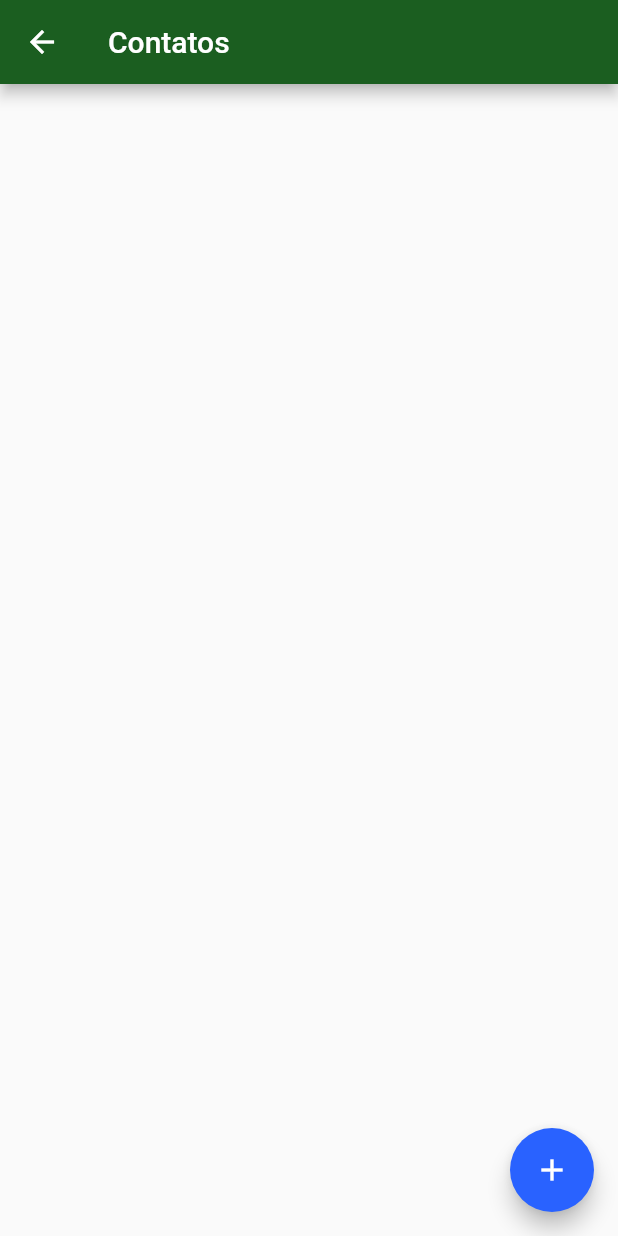
After one commit to lucas170198/bytebank, a Flutter app: the screen it shows after launch, after a tap on "Contatos", on a phone screen of 412 x 824 dp. The commit adds this screen. Run offline on Flutter 3.47's test engine with Material 2 defaults, Android fonts, the phone set to English and light mode, and no system bars.

Commit message:
Implementando o fluxo no dashboard

```diff
--- /dev/null
+++ b/lib/components/app_lista.dart
@@ -0,0 +1,55 @@
+import 'package:bytebank/screens/transferencias/formuario.dart';
+import 'package:flutter/material.dart';
+
+class AppLista<T> extends StatefulWidget {
+  final String appBarText;
+  final Item<T> itemWidget;
+  final Widget formularioWidget;
+  final List<T> _items = new List();
+
+  AppLista({this.appBarText, this.itemWidget, this.formularioWidget});
+  @override
+  State<StatefulWidget> createState() {
+    return new AppListaState<T>();
+  }
+}
+
+class AppListaState<T> extends State<AppLista> {
+  @override
+  Widget build(BuildContext context) {
+    return Scaffold(
+      appBar: AppBar(
+        title: Text(widget.appBarText),
+      ),
+      body: ListView.builder(
+        itemCount: widget._items.length,
+        itemBuilder: (context, index) {
+          final item = widget._items[index];
+          return widget.itemWidget.itemCard(item);
+        },
+      ),
+      floatingActionButton: FloatingActionButton(
+        child: Icon(Icons.add),
+        onPressed: () {
+          Navigator.push(
+            context,
+            MaterialPageRoute(builder: (context) {
+              return widget.formularioWidget;
+            }),
+          ).then((item) => _atualiza(item));
+        },
+      ),
+    );
+  }
+  void _atualiza(T item) {
+    setState(() {
+      if (item != null) {
+        widget._items.add(item);
+      }
+    });
+  }
+}
+
+abstract class Item<T>{
+  StatelessWidget itemCard(T entity);
+}
--- /dev/null
+++ b/lib/models/contatos.dart
@@ -0,0 +1,7 @@
+class Contato{
+  final String nome;
+  final String conta;
+
+  Contato(this.nome, this.conta);
+
+}
--- /dev/null
+++ b/lib/screens/contatos/lista.dart
@@ -0,0 +1,28 @@
+import 'package:bytebank/components/app_lista.dart';
+import 'package:bytebank/models/contatos.dart';
+import 'package:flutter/material.dart';
+
+const String _appBarText = 'Contatos';
+
+class ListaContatos extends StatelessWidget {
+  @override
+  Widget build(BuildContext context) {
+    return AppLista(
+      appBarText: _appBarText,
+      itemWidget: ItemContato(),
+    );
+  }
+}
+
+class ItemContato implements Item<Contato> {
+  @override
+  StatelessWidget itemCard(entity) {
+    return Card(
+      child: ListTile(
+        title: Text(entity.nome),
+        subtitle: Text(entity.conta),
+      ),
+    );
+    ;
+  }
+}
--- a/lib/screens/dashboard.dart
+++ b/lib/screens/dashboard.dart
@@ -1,4 +1,7 @@
+import 'package:bytebank/screens/contatos/lista.dart';
 import 'package:flutter/material.dart';
+
+import 'transferencias/lista.dart';
 
 const String _appBarText = 'Dashboard';
 
@@ -33,8 +36,8 @@ class DashboardBotoes extends StatelessWidget {
   Widget build(BuildContext context) {
     return Row(
       children: <Widget>[
-        FeatureBotao('Contatos', Icons.people),
-        FeatureBotao('Transferêcias', Icons.attach_money)
+        FeatureBotao('Contatos', Icons.people, ListaContatos()),
+        FeatureBotao('Transferêcias', Icons.attach_money, ListaTransferencias())
       ],
     );
   }
@@ -43,18 +46,26 @@ class DashboardBotoes extends StatelessWidget {
 class FeatureBotao extends StatelessWidget {
   final String _text;
   final IconData _icon;
+  final StatelessWidget _targetWidget;
 
-  const FeatureBotao(this._text, this._icon);
+  const FeatureBotao(this._text, this._icon, this._targetWidget);
 
   @override
   Widget build(BuildContext context) {
     return Padding(
       padding: const EdgeInsets.all(_paddingSize),
+      child: Material(
+        color: Theme.of(context).primaryColor,
+        child: InkWell(
+          onTap: () {
+            Navigator.of(context).push(
+              MaterialPageRoute(builder: (context) => _targetWidget),
+            );
+          },
           child: Container(
             padding: EdgeInsets.all(_paddingSize),
             height: 100,
             width: 150,
-        color: Theme.of(context).primaryColor,
             child: Column(
               mainAxisAlignment: MainAxisAlignment.spaceBetween,
               crossAxisAlignment: CrossAxisAlignment.start,
@@ -71,6 +82,8 @@ class FeatureBotao extends StatelessWidget {
               ],
             ),
           ),
+        ),
+      ),
     );
   }
 }
```
Also changed, not shown: lib/screens/transferencias/lista.dart (+16 -50 lines). Lines whose indentation alone changed are shown as unchanged.
